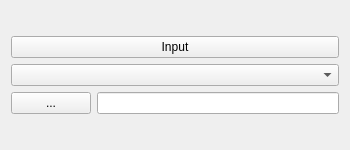
chenjh1234/datatool, file datatool/inputoutput.ui: the form before one commit.
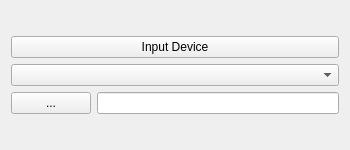
The form after the commit.

Patch:
```diff
--- a/datatool/inputoutput.ui
+++ b/datatool/inputoutput.ui
@@ -19,7 +19,7 @@
      <item row="0" column="0" colspan="2">
       <widget class="QPushButton" name="pushButtonCheck">
        <property name="text">
-        <string>Input</string>
+        <string>Input Device</string>
        </property>
       </widget>
      </item>
```
